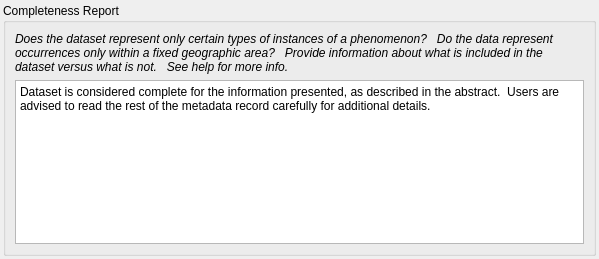
Before: the Qt Designer form pymdwizard/gui/ui_files/complete.ui in DOI-USGS/fort-pymdwizard, drawn with Qt 5.
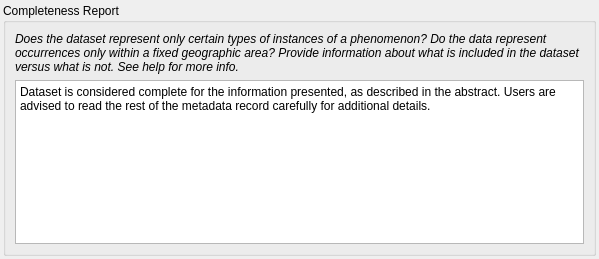
After: the same form once the commit is applied. Custom widgets are drawn as their Qt base class.

The edit to the form file:
```diff
--- a/pymdwizard/gui/ui_files/complete.ui
+++ b/pymdwizard/gui/ui_files/complete.ui
@@ -61,7 +61,7 @@
          <string notr="true">font: italic;</string>
         </property>
         <property name="text">
-         <string>Does the dataset represent only certain types of instances of a phenomenon?   Do the data represent occurrences only within a fixed geographic area?   Provide information about what is included in the dataset versus what is not.   See help for more info.</string>
+         <string>Does the dataset represent only certain types of instances of a phenomenon? Do the data represent occurrences only within a fixed geographic area? Provide information about what is included in the dataset versus what is not. See help for more info.</string>
         </property>
         <property name="wordWrap">
          <bool>true</bool>
@@ -89,7 +89,7 @@
          </size>
         </property>
         <property name="plainText">
-         <string>Dataset is considered complete for the information presented, as described in the abstract.  Users are advised to read the rest of the metadata record carefully for additional details.</string>
+         <string>Dataset is considered complete for the information presented, as described in the abstract. Users are advised to read the rest of the metadata record carefully for additional details.</string>
         </property>
        </widget>
       </item>
```
